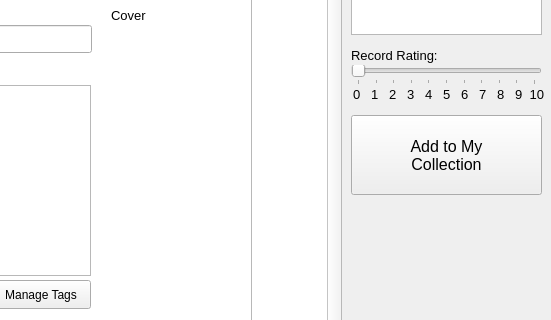
Before: the Qt Designer form My Record Collection Source/mainwindow.ui in Drag0nCodes/MyRecordCollection, drawn with Qt 5; both pictures show x 449 to 1000 and y 244 to 564 of the 1000 by 810 pixel window.
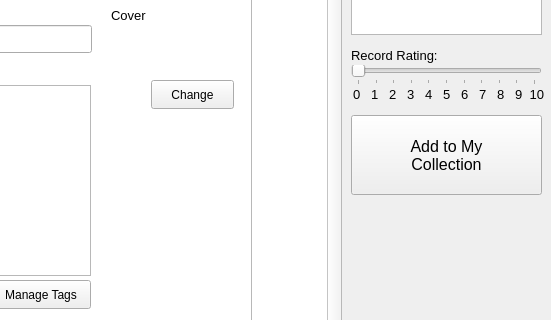
After: the same form once the commit is applied. The open tabs and pages were chosen to show the change.

Commit message:
Frontend: - Can change cover of record - Add record will suggest if the record you are adding is a duplicate - Changed some window titles to remove "- My Record Collection"
Backend:
- Images do not have to be unique and are not used to differenciate records anymore
     - They can have the same name but will be added with (1), (2), ... type suffixes to the end
- Edit tags list will wait till "Done" pressed to save changes

Bugs:
- Clicking Manage Tags no longer deselects record

```diff
--- a/My Record Collection Source/mainwindow.ui
+++ b/My Record Collection Source/mainwindow.ui
@@ -541,9 +541,9 @@
       <property name="geometry">
        <rect>
         <x>800</x>
-        <y>430</y>
+        <y>435</y>
         <width>191</width>
-        <height>20</height>
+        <height>41</height>
        </rect>
       </property>
       <property name="font">
@@ -556,7 +556,7 @@
        <string/>
       </property>
       <property name="alignment">
-       <set>Qt::AlignCenter</set>
+       <set>Qt::AlignHCenter|Qt::AlignTop</set>
       </property>
      </widget>
      <widget class="QLabel" name="searchRecord_RatingLabel">
@@ -949,6 +949,19 @@
        <string>Artist:</string>
       </property>
      </widget>
+     <widget class="QPushButton" name="editRecord_CoverEdit">
+      <property name="geometry">
+       <rect>
+        <x>270</x>
+        <y>155</y>
+        <width>83</width>
+        <height>29</height>
+       </rect>
+      </property>
+      <property name="text">
+       <string>Change</string>
+      </property>
+     </widget>
     </widget>
    </widget>
   </widget>
```
The commit also changes 3 other files.
